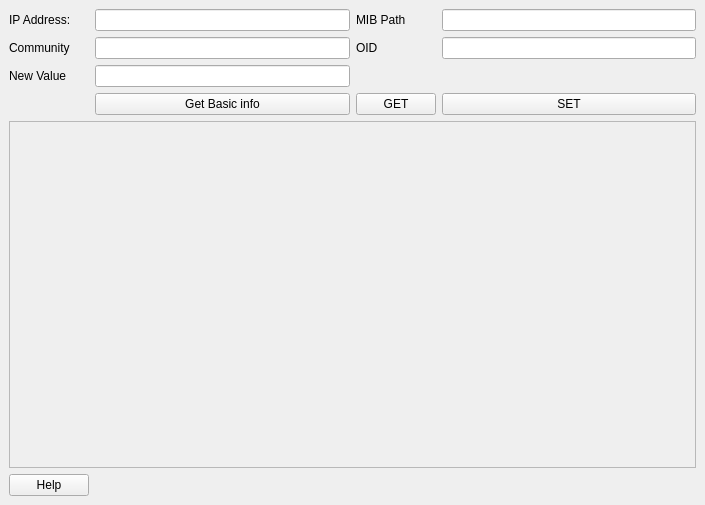
Qt form src/mainwindow.ui (Therealdanjo/SNMP_Tool) before a commit.
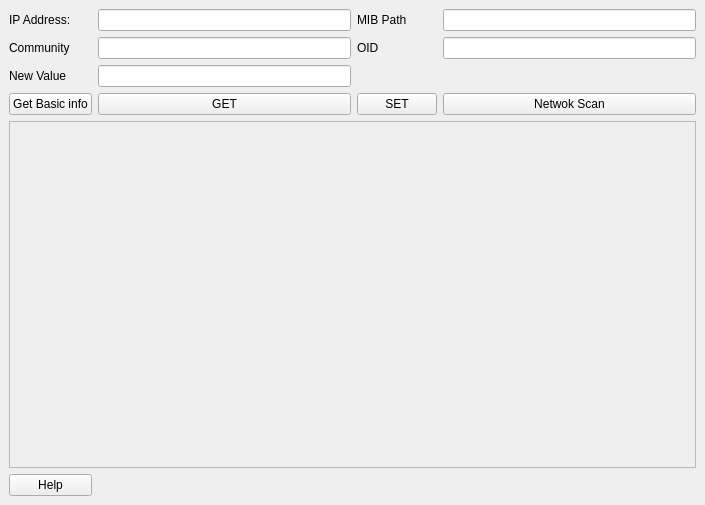
The same form after that commit.

Commit message: Added Logic to GUI for the network scan functionality Created command for scan functionality in command line tool Updated Help Added logo to the Application

Diff of the .ui file:
```diff
--- a/src/mainwindow.ui
+++ b/src/mainwindow.ui
@@ -18,13 +18,6 @@
     <item row="0" column="3">
      <widget class="QLineEdit" name="mibentry"/>
     </item>
-    <item row="3" column="3">
-     <widget class="QPushButton" name="setButton">
-      <property name="text">
-       <string>SET</string>
-      </property>
-     </widget>
-    </item>
     <item row="2" column="1">
      <widget class="QLineEdit" name="valentry"/>
     </item>
@@ -59,13 +52,6 @@
     <item row="1" column="1">
      <widget class="QLineEdit" name="comentry"/>
     </item>
-    <item row="3" column="1">
-     <widget class="QPushButton" name="basicinfoButton">
-      <property name="text">
-       <string>Get Basic info</string>
-      </property>
-     </widget>
-    </item>
     <item row="2" column="0">
      <widget class="QLabel" name="vallbl">
       <property name="text">
@@ -86,13 +72,6 @@
     <item row="1" column="3">
      <widget class="QLineEdit" name="oidentry"/>
     </item>
-    <item row="3" column="2">
-     <widget class="QPushButton" name="getButton">
-      <property name="text">
-       <string>GET</string>
-      </property>
-     </widget>
-    </item>
     <item row="4" column="0" colspan="4">
      <widget class="QScrollArea" name="scrollArea">
       <property name="widgetResizable">
@@ -122,6 +101,34 @@
       </widget>
      </widget>
     </item>
+    <item row="3" column="0">
+     <widget class="QPushButton" name="basicinfoButton">
+      <property name="text">
+       <string>Get Basic info</string>
+      </property>
+     </widget>
+    </item>
+    <item row="3" column="1">
+     <widget class="QPushButton" name="getButton">
+      <property name="text">
+       <string>GET</string>
+      </property>
+     </widget>
+    </item>
+    <item row="3" column="2">
+     <widget class="QPushButton" name="setButton">
+      <property name="text">
+       <string>SET</string>
+      </property>
+     </widget>
+    </item>
+    <item row="3" column="3">
+     <widget class="QPushButton" name="netscanButton">
+      <property name="text">
+       <string>Netwok Scan</string>
+      </property>
+     </widget>
+    </item>
    </layout>
   </widget>
  </widget>
```
The commit also changes 18 other files.
